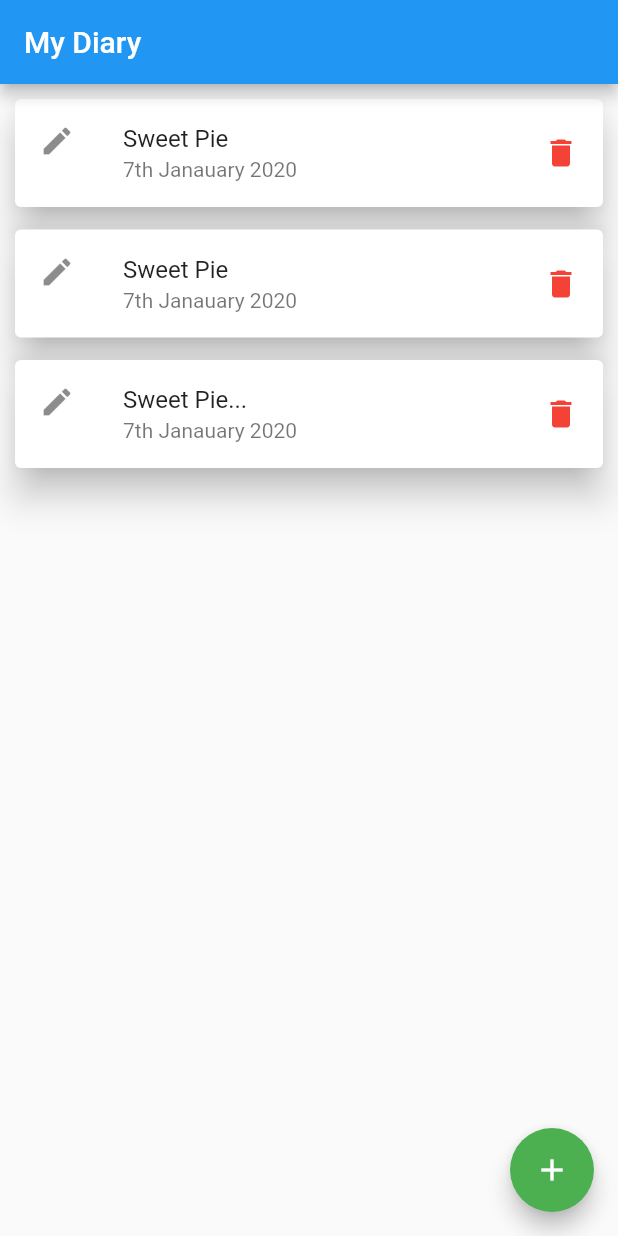
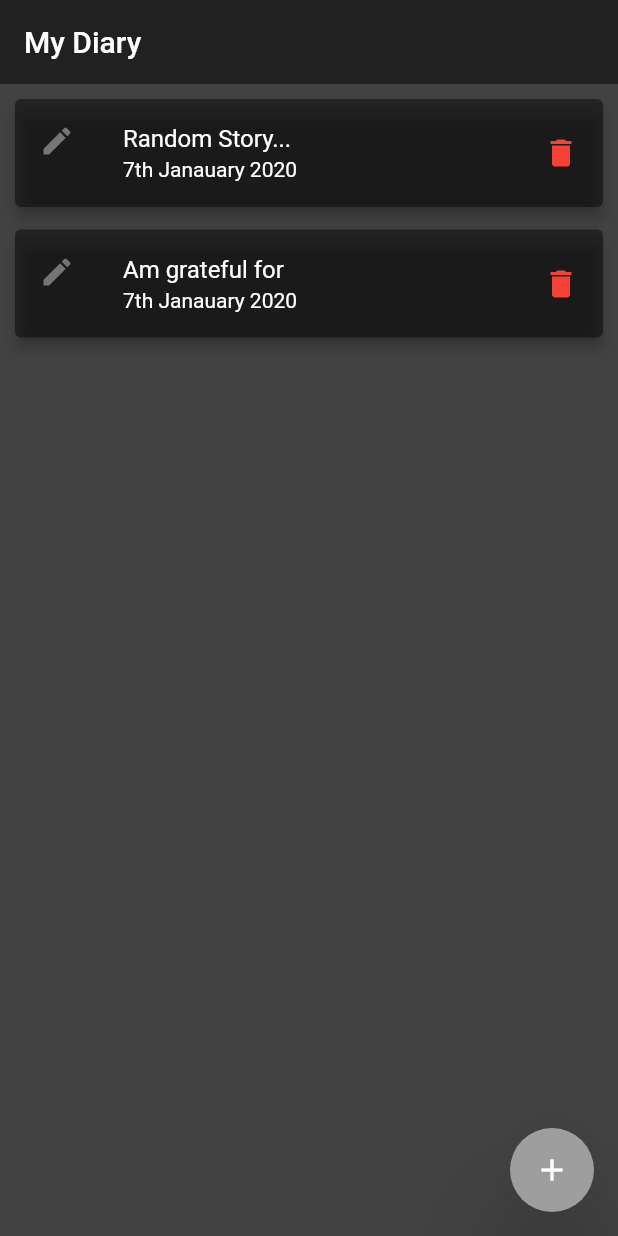
Before and after one commit to Brian1011/hidden_notepad, a Flutter app: the screen it shows after launch, on a phone screen of 412 x 824 dp. Run offline on Flutter 3.47's test engine with Material 2 defaults, Android fonts, the phone set to English and light mode, and no system bars; our stand-ins replace sqflite; accounts and stored records are empty.

Commit message:
redesign card designs

```diff
--- a/lib/ui/main_menu.dart
+++ b/lib/ui/main_menu.dart
@@ -9,38 +9,36 @@ class _MainMenuState extends State<MainMenu> {
   Widget build(BuildContext context) {
     return Scaffold(
       appBar: AppBar(
-        title: const Text('My Diary'),
+        title: const Text('My Diary',),
+        elevation: 0,
+        backgroundColor: Colors.black87,
+        // add gradient
       ),
       body: Container(
+            decoration: BoxDecoration(
+                color: Colors.grey[800]
+            ),
         child: ListView(
           children: <Widget>[
             Card(
-              elevation: 10,
+              color: Colors.black45,
+              elevation: 4,
               margin: EdgeInsets.only(left: 10.0, right: 10.0, top: 10.0, bottom: 5),
               child: ListTile(
-                leading: Icon(Icons.edit),
-                title: Text('Sweet Pie'),
-                subtitle: Text('7th Janauary 2020'),
+                leading: Icon(Icons.edit, color: Colors.grey[600],),
+                title: Text('Random Story...', style: TextStyle(color: Colors.white),),
+                subtitle: Text('7th Janauary 2020',style: TextStyle(color: Colors.white)),
                 trailing: Icon(Icons.delete, color: Colors.red,),
               ),
             ),
             Card(
-              elevation: 10,
+              color: Colors.black45,
+              elevation: 4,
               margin: EdgeInsets.only(left: 10.0, right: 10.0, top: 10.0, bottom: 5),
               child: ListTile(
-                leading: Icon(Icons.edit),
-                title: Text('Sweet Pie'),
-                subtitle: Text('7th Janauary 2020'),
-                trailing: Icon(Icons.delete, color: Colors.red,),
-              ),
-            ),
-            Card(
-              elevation: 10,
-              margin: EdgeInsets.only(left: 10.0, right: 10.0, top: 10.0, bottom: 5),
-              child: ListTile(
-                leading: Icon(Icons.edit),
-                title: Text('Sweet Pie...'),
-                subtitle: Text('7th Janauary 2020'),
+                leading: Icon(Icons.edit, color: Colors.grey[600],),
+                title: Text('Am grateful for', style: TextStyle(color: Colors.white),),
+                subtitle: Text('7th Janauary 2020',style: TextStyle(color: Colors.white)),
                 trailing: Icon(Icons.delete, color: Colors.red,),
               ),
             ),
@@ -49,8 +47,9 @@ class _MainMenuState extends State<MainMenu> {
       ),
       floatingActionButton: FloatingActionButton(
         onPressed: (){},
-        child: Icon(Icons.add),
-        backgroundColor: Colors.green,
+        child: Icon(Icons.add, color: Colors.white,),
+        backgroundColor: Colors.grey,
+        elevation: 30,
       ),
     );
   }
```
